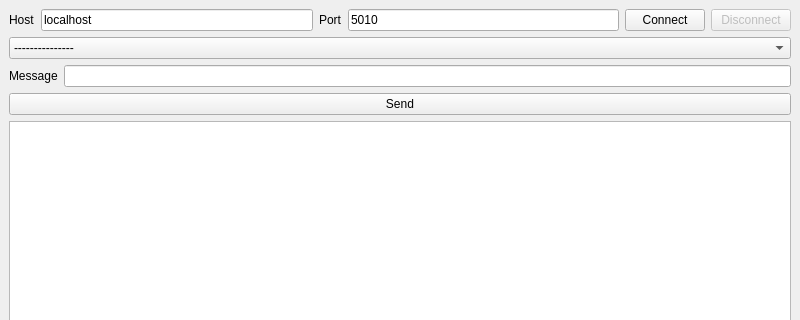
Above: ui/mainwindow.ui from CloudInn/fiastestclient before the change; both pictures show x 0 to 800 and y 0 to 320 of the 800 by 600 pixel window. Below: the same form after it.
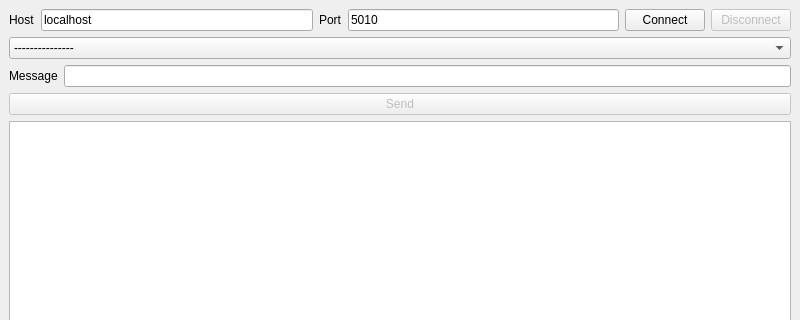
That is the form after the change. Icons and pictures are not drawn.

Commit message: Disable send button until the client is connected.

What changed in the file:
```diff
--- a/ui/mainwindow.ui
+++ b/ui/mainwindow.ui
@@ -25,6 +25,9 @@
    <layout class="QGridLayout" name="gridLayout_2">
     <item row="3" column="1">
      <widget class="QPushButton" name="sendMessageButton">
+      <property name="enabled">
+       <bool>false</bool>
+      </property>
       <property name="text">
        <string>Send</string>
       </property>
```
The commit also changes 1 other file.
